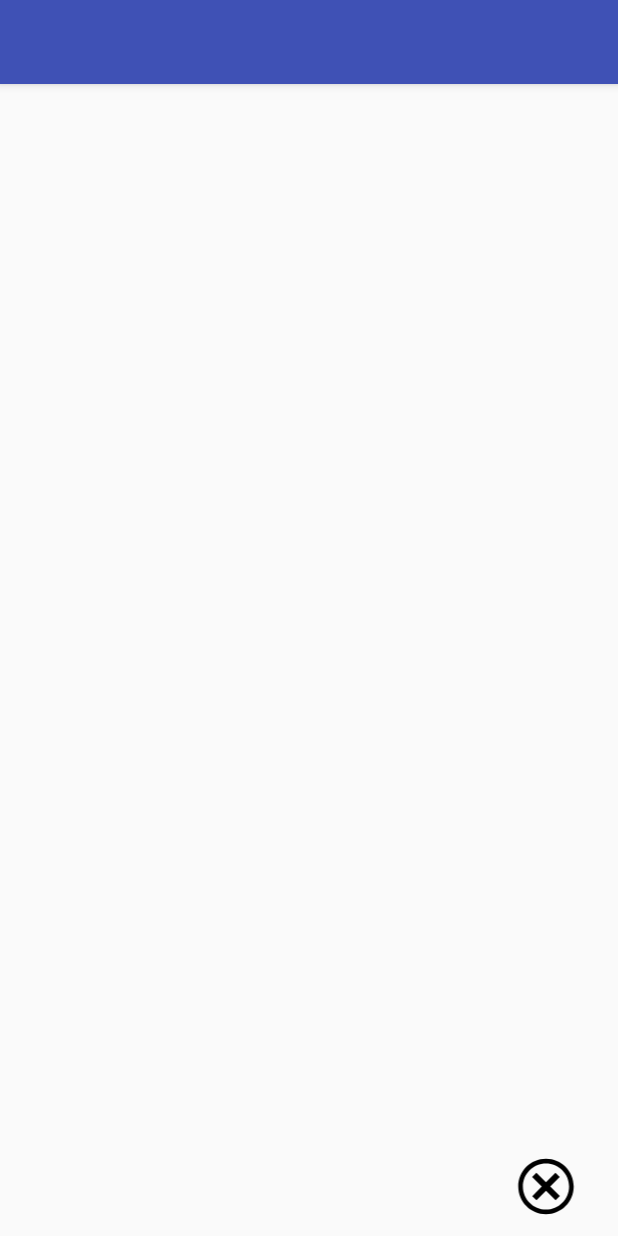
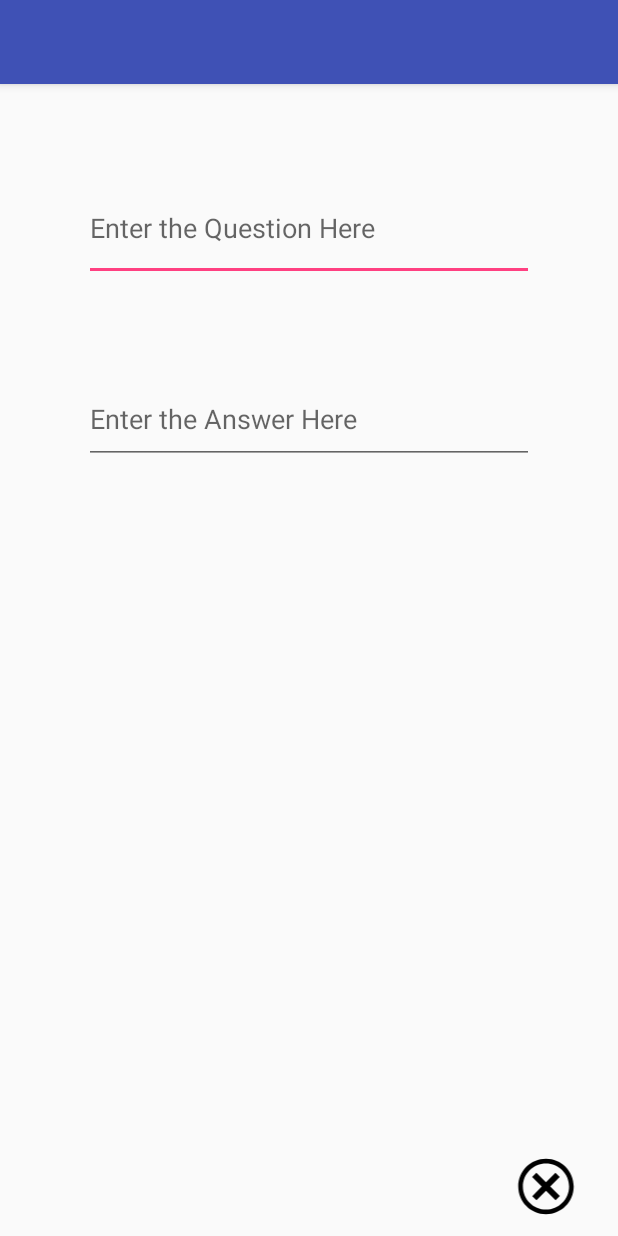
Before and after one commit to AlynMing/FlashcardApp-1, an Android app: the AddCardActivity screen opened directly, with no data from a screen before it, on a phone screen of 412 x 824 dp. Run offline under Robolectric (Android 15) with nearby library versions, the phone set to English and light mode, and no system bars.

Commit message:
Add two fields to the 'Add Card Screen' that will allow the user to enter the Question and the Answer

```diff
--- a/app/src/main/res/layout/add_card_activity.xml
+++ b/app/src/main/res/layout/add_card_activity.xml
@@ -13,4 +13,26 @@
         android:layout_alignParentEnd="true"
         android:src="@drawable/cacel" />
 
+    <EditText
+        android:id="@+id/NewQuestion"
+        android:layout_width="300dp"
+        android:layout_height="70dp"
+        android:layout_alignParentTop="true"
+        android:layout_centerHorizontal="true"
+        android:layout_marginTop="61dp"
+        android:ems="10"
+        android:inputType="textPersonName"
+        android:hint="Enter the Question Here"/>
+
+    <EditText
+        android:id="@+id/NewAnswer"
+        android:layout_width="300dp"
+        android:layout_height="60dp"
+        android:layout_alignParentTop="true"
+        android:layout_centerHorizontal="true"
+        android:layout_marginTop="193dp"
+        android:ems="10"
+        android:inputType="textPersonName"
+        android:hint="Enter the Answer Here"/>
+
 </RelativeLayout>
```
